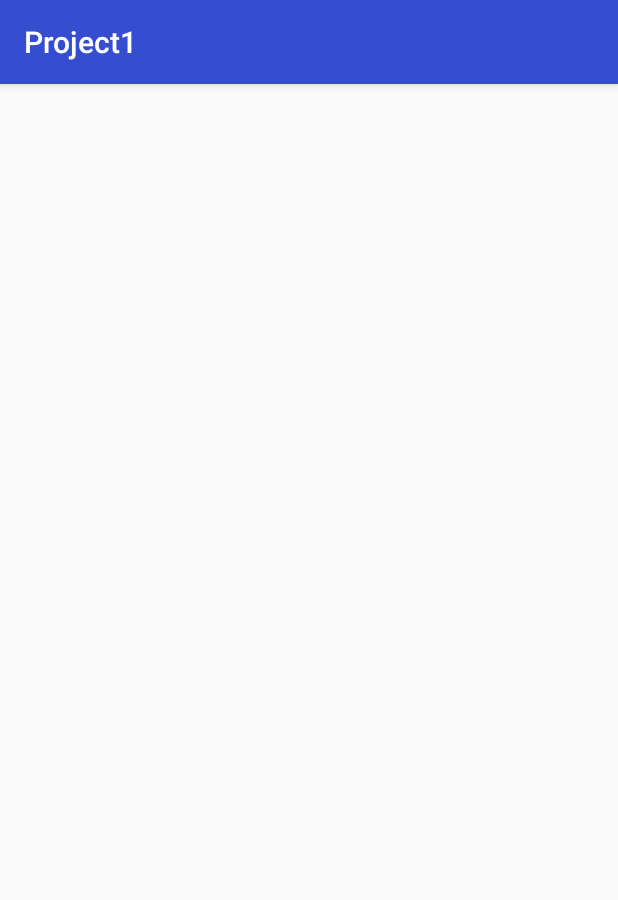
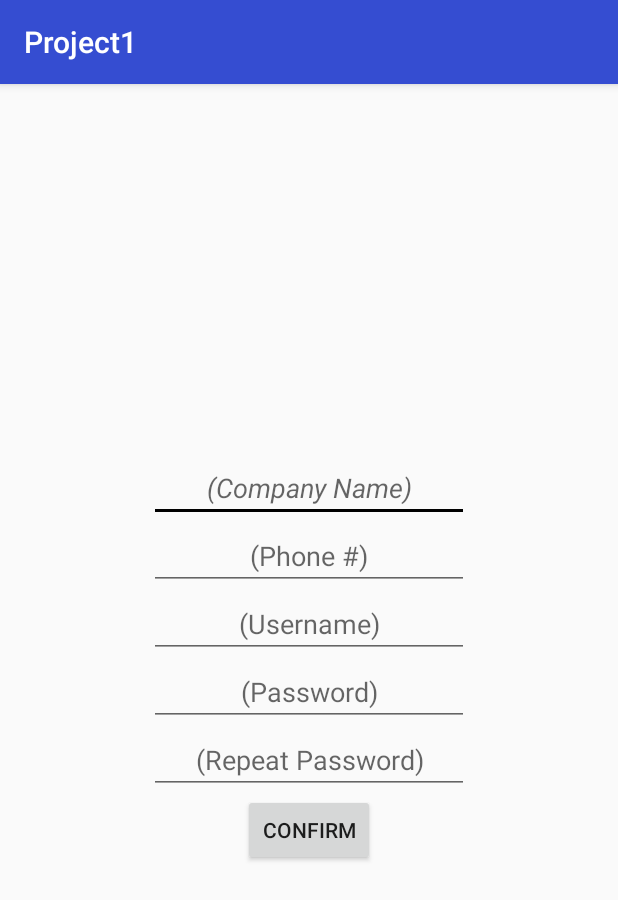
Before and after one commit to anguy116/SEG_Project1, an Android app: the CreateProviderAccountActivity screen opened directly, with no data from a screen before it, on a phone screen of 412 x 824 dp. Shown: the top 900 px of the screen. Run offline under Robolectric (Android 15) with nearby library versions, the phone set to English and light mode, and no system bars.

Commit message:
fifth commit

```diff
--- a/Project1/app/src/main/res/layout/activity_create_account.xml
+++ b/Project1/app/src/main/res/layout/activity_create_account.xml
@@ -83,7 +83,7 @@
             android:ems="10"
             android:gravity="center"
             android:hint="(Repeat Password)"
-            android:inputType="numberPassword" />
+            android:inputType="textPassword" />
 
         <Button
             android:id="@+id/saveInfo"
--- a/Project1/app/src/main/res/layout/activity_create_provider_account.xml
+++ b/Project1/app/src/main/res/layout/activity_create_provider_account.xml
@@ -6,4 +6,64 @@
     android:layout_height="match_parent"
     tools:context=".CreateProviderAccountActivity">
 
+    <LinearLayout
+        android:layout_width="match_parent"
+        android:layout_height="match_parent"
+        android:gravity="center_vertical|center_horizontal|center"
+        android:orientation="vertical">
+
+        <EditText
+            android:id="@+id/companyName"
+            android:layout_width="wrap_content"
+            android:layout_height="wrap_content"
+            android:ems="10"
+            android:gravity="center"
+            android:hint="(Company Name)"
+            android:inputType="textPersonName"
+            android:textStyle="italic" />
+
+        <EditText
+            android:id="@+id/phoneNumber"
+            android:layout_width="wrap_content"
+            android:layout_height="wrap_content"
+            android:ems="10"
+            android:gravity="center"
+            android:hint="(Phone #)"
+            android:inputType="phone" />
+
+        <EditText
+            android:id="@+id/username"
+            android:layout_width="wrap_content"
+            android:layout_height="wrap_content"
+            android:ems="10"
+            android:gravity="center"
+            android:hint="(Username)"
+            android:inputType="textPersonName" />
+
+        <EditText
+            android:id="@+id/password"
+            android:layout_width="wrap_content"
+            android:layout_height="wrap_content"
+            android:ems="10"
+            android:gravity="center"
+            android:hint="(Password)"
+            android:inputType="textPassword" />
+
+        <EditText
+            android:id="@+id/passwordConfirm"
+            android:layout_width="wrap_content"
+            android:layout_height="wrap_content"
+            android:ems="10"
+            android:gravity="center"
+            android:hint="(Repeat Password)"
+            android:inputType="textPassword" />
+
+        <Button
+            android:id="@+id/saveInfo"
+            android:layout_width="wrap_content"
+            android:layout_height="wrap_content"
+            android:text="Confirm" />
+
+    </LinearLayout>
+
 </android.support.constraint.ConstraintLayout>
```
